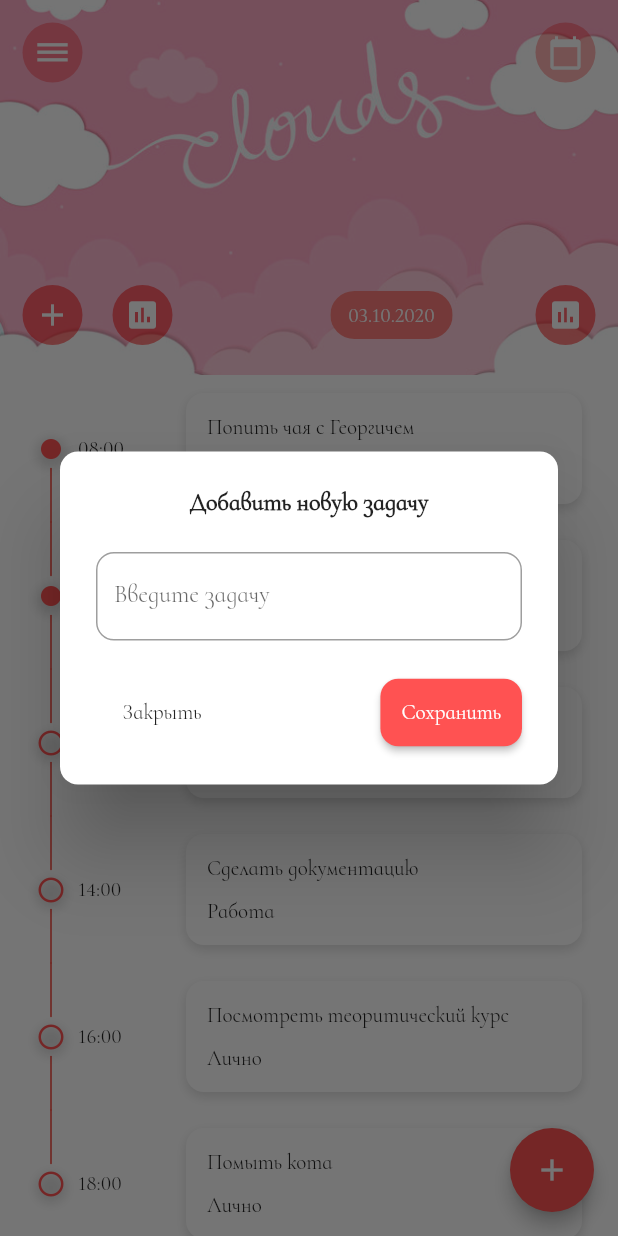
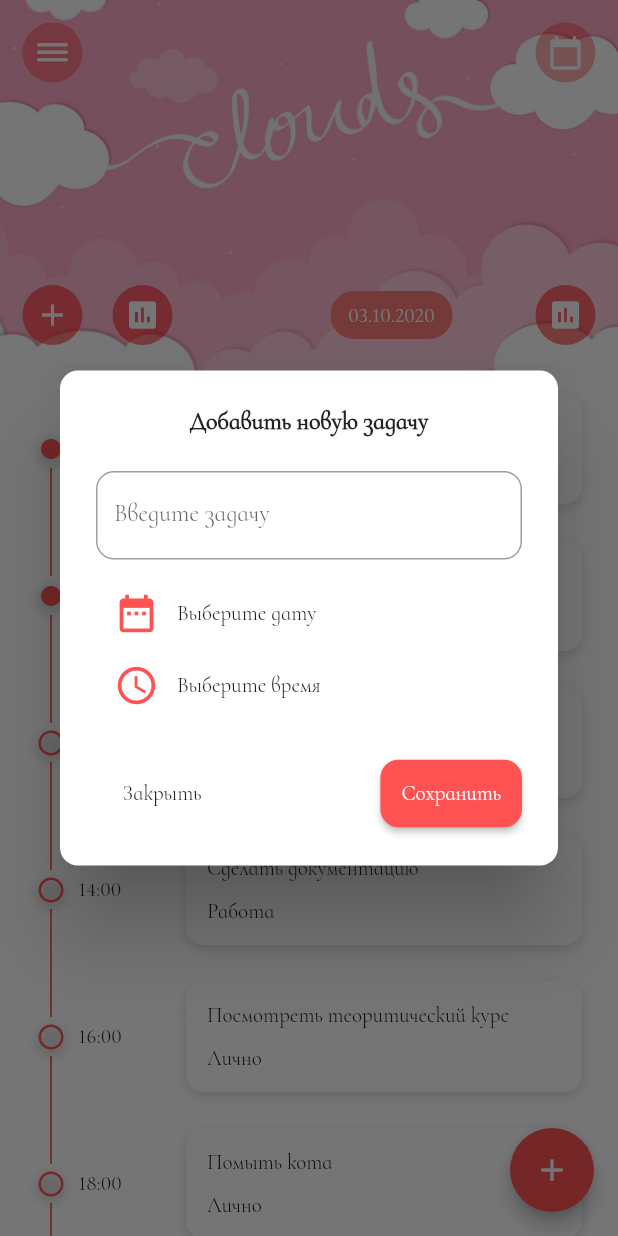
Before and after one commit to 88srzh/TODO_list, a Flutter app: the screen it shows after launch, after a tap on the "add" icon, on a phone screen of 412 x 824 dp. Run offline on Flutter 3.47's test engine with Material 2 defaults, Android fonts, the phone set to English and light mode, and no system bars; missing offline and left inert: flutter_rounded_date_picker.

Commit message:
horizontal list, upgrade task and event pages

```diff
--- a/lib/pages/add_event_page.dart
+++ b/lib/pages/add_event_page.dart
@@ -1,5 +1,7 @@
 import 'package:flutter/material.dart';
 import 'package:todo_list/widgets/custom_button.dart';
+import 'package:todo_list/widgets/custom_date_time_picker.dart';
+import 'package:todo_list/widgets/custom_modal_action_button.dart';
 import 'package:todo_list/widgets/custom_textfield.dart';
 import 'package:flutter_localizations/flutter_localizations.dart';
 import 'package:flutter_rounded_date_picker/rounded_picker.dart';
@@ -34,6 +36,7 @@ class _AddEventPageState extends State<AddEventPage> {
       });
   }
 
+    // ! - Ждем когда пофиксят
   Future _pickTime() async {
     TimeOfDay timepick = await showTimePicker(
       context: context,
@@ -74,56 +77,27 @@ class _AddEventPageState extends State<AddEventPage> {
           SizedBox(
             height: 12,
           ),
-          _dateTimePicker(Icons.date_range, _pickDate, _selectedDate),
-          _dateTimePicker(Icons.access_time, _pickTime, _selectedTime),
+          CustomDateTimePicker(
+            onPressed: _pickDate,
+            icon: Icons.date_range,
+            value: _selectedDate,
+            ),
+          CustomDateTimePicker(
+          onPressed: _pickTime,
+          icon: Icons.access_time,
+          value: _selectedTime,
+            ),
           SizedBox(
             height: 24,
           ),
-          _actionButton(context)
+          CustomModalActionButton(
+            onClose: () {
+                Navigator.of(context).pop();
+              },
+            onSave: () {}
+            ),
         ],
       ),
     );
   }
-
-  Widget _dateTimePicker(IconData icon, VoidCallback onPressed, String value) {
-    return FlatButton(
-          padding: EdgeInsets.zero,
-          onPressed: onPressed,
-          child: Padding(
-            padding: const EdgeInsets.only(left: 12.0),
-            child: Row(
-              children: [
-                Icon(icon,
-                color: Theme.of(context).accentColor,
-                size: 30,),
-                SizedBox(
-                  width: 12,
-                ),
-                Text(
-                  value,
-                style: TextStyle(fontSize: 14),
-                )
-              ],
-            ),
-          ));
-  }
-
-  Widget _actionButton(BuildContext context) {
-    return Row(
-          mainAxisAlignment: MainAxisAlignment.spaceBetween,
-          children: <Widget>[
-            CustomButton(
-              onPressed: () {
-                Navigator.of(context).pop();
-              },
-              buttonText: "Закрыть",
-            ),
-            CustomButton(
-              onPressed: () {},
-              buttonText: "Сохранить",
-              color: Theme.of(context).accentColor,
-              textColor: Colors.white,
-            )
-          ],);
-  }
 }
--- a/lib/pages/add_task_page.dart
+++ b/lib/pages/add_task_page.dart
@@ -1,5 +1,8 @@
 import 'package:flutter/material.dart';
+import 'package:flutter_rounded_date_picker/rounded_picker.dart';
 import 'package:todo_list/widgets/custom_button.dart';
+import 'package:todo_list/widgets/custom_date_time_picker.dart';
+import 'package:todo_list/widgets/custom_modal_action_button.dart';
 import 'package:todo_list/widgets/custom_textfield.dart';
 
 
@@ -11,6 +14,41 @@ class AddTaskPage extends StatefulWidget {
 }
 
 class _AddTaskPageState extends State<AddTaskPage> {
+    String _selectedDate = 'Выберите дату';
+  String _selectedTime = 'Выберите время';
+
+  Future _pickDate() async {
+    DateTime datepick = await showRoundedDatePicker(
+      context: context,
+      initialDate: DateTime.now(),
+      firstDate: DateTime(DateTime.now().year - 1),
+      lastDate: DateTime(DateTime.now().year + 1),
+      borderRadius: 16,
+      theme: ThemeData(
+      primarySwatch: Colors.red,
+      primaryColor: Color.fromRGBO(255, 0, 0, 0.5),
+      accentColor: Colors.redAccent,
+      disabledColor: Colors.blue,
+      accentTextTheme: TextTheme(
+      bodyText2 : TextStyle(color: Colors.black),
+         )));
+      if (datepick != null) setState(() {
+        _selectedDate = datepick.toString();
+      });
+  }
+
+    // ! - Ждем когда пофиксят
+  Future _pickTime() async {
+    TimeOfDay timepick = await showTimePicker(
+      context: context,
+      initialTime: new TimeOfDay.now());
+
+    if (timepick != null) {
+      setState(() {
+        _selectedTime = timepick.toString();
+      });
+    }
+  }
   @override
   Widget build(BuildContext context) {
     return Padding(
@@ -31,30 +69,29 @@ class _AddTaskPageState extends State<AddTaskPage> {
           ),
           CustomTextField(labelText: 'Введите задачу'),
           SizedBox(
+            height: 12,
+          ),
+          CustomDateTimePicker(
+            onPressed: _pickDate,
+            icon: Icons.date_range,
+            value: _selectedDate,
+            ),
+          CustomDateTimePicker(
+          onPressed: _pickTime,
+          icon: Icons.access_time,
+          value: _selectedTime,
+            ),
+          SizedBox(
             height: 24,
           ),
-          _actionButton(context)
+          CustomModalActionButton(
+            onClose: () {
+                Navigator.of(context).pop();
+              },
+            onSave: () {}
+            ),
         ],
       ),
     );
   }
-
-  Widget _actionButton(BuildContext context) {
-    return Row(
-          mainAxisAlignment: MainAxisAlignment.spaceBetween,
-          children: <Widget>[
-            CustomButton(
-              onPressed: () {
-                Navigator.of(context).pop();
-              },
-              buttonText: "Закрыть",
-            ),
-            CustomButton(
-              onPressed: () {},
-              buttonText: "Сохранить",
-              color: Theme.of(context).accentColor,
-              textColor: Colors.white,
-            )
-          ],);
-  }
 }
--- a/lib/pages/event_page.dart
+++ b/lib/pages/event_page.dart
@@ -1,4 +1,5 @@
 import 'package:flutter/material.dart';
+import 'package:todo_list/widgets/custom_icon_decoration.dart';
 
 class EventPage extends StatefulWidget {
   EventPage({Key key}) : super(key: key);
@@ -23,6 +24,8 @@ final List<Event> _eventList = [
   new Event("14:00", "Сделать документацию", "Работа", false),
   new Event("16:00", "Посмотреть теоритический курс", "Лично", false),
   new Event("18:00", "Помыть кота", "Лично", false),
+  new Event("20:00", "Еще чего-нибудь поделать", "Лично", false),
+  new Event("22:00", "Настроить ило", "Работа", false),
 ];
 
 class _EventPageState extends State<EventPage> {
@@ -37,36 +40,18 @@ class _EventPageState extends State<EventPage> {
           padding: const EdgeInsets.only(left: 24.0, right: 24.0),
           child: Row(
             children: <Widget>[
-              Container(
-                  decoration: IconDecoration(
-                      iconSize: iconSize,
-                      lineWidth: 1,
-                      firstData: index == 0 ?? true,
-                      lastData: index == _eventList.length - 1 ?? true),
-                  child: Container(
-                    decoration: BoxDecoration(
-                        borderRadius: BorderRadius.all(Radius.circular(50)),
-                        boxShadow: [
-                          BoxShadow(
-                              offset: Offset(0, 3),
-                              color: Color(0x20000000),
-                              blurRadius: 5)
-                        ]),
-                    child: Icon(
-                      _eventList[index].isFinish
-                          ? Icons.fiber_manual_record
-                          : Icons.radio_button_unchecked,
-                      size: 20,
-                      color: Theme.of(context).accentColor,
+              _lineStyle(context, iconSize, index, _eventList.length, _eventList[index].isFinish),
+              _displayTime(_eventList[index].time),
+              _displayContent(_eventList[index])
+            ],
           ),
-                  )),
-              Container(
-                  width: 80,
-                  child: Padding(
-                    padding: const EdgeInsets.only(left: 8.0),
-                    child: Text(_eventList[index].time),
-                  )),
-              Expanded(
+        );
+      },
+    );
+  }
+
+  Expanded _displayContent(Event event) {
+    return Expanded(
               child: Padding(
                 padding: const EdgeInsets.only(top: 12.0, bottom: 12.0),
                 child: Container(
@@ -84,21 +69,51 @@ class _EventPageState extends State<EventPage> {
                   child: Column(
                     crossAxisAlignment: CrossAxisAlignment.start,
                     children: [
-                        Text(_eventList[index].task),
+                      Text(event.task),
                       SizedBox(
                         height: 12,
                       ),
-                        Text(_eventList[index].desc),
+                      Text(event.desc),
                     ],
                   ),
                 ),
               ),
-              )
-            ],
+            );
+  }
+
+  Container _displayTime(String time) {
+    return Container(
+                width: 80,
+                child: Padding(
+                  padding: const EdgeInsets.only(left: 8.0),
+                  child: Text(time),
+                ));
+  }
+
+  Container _lineStyle(BuildContext context, double iconSize, int index, int listLenght, bool isFinish) {
+    return Container(
+                decoration: CustomIconDecoration(
+                    iconSize: iconSize,
+                    lineWidth: 1,
+                    firstData: index == 0 ?? true,
+                    lastData: index == listLenght - 1 ?? true),
+                child: Container(
+                  decoration: BoxDecoration(
+                      borderRadius: BorderRadius.all(Radius.circular(50)),
+                      boxShadow: [
+                        BoxShadow(
+                            offset: Offset(0, 3),
+                            color: Color(0x20000000),
+                            blurRadius: 5)
+                      ]),
+                  child: Icon(
+                    isFinish
+                        ? Icons.fiber_manual_record
+                        : Icons.radio_button_unchecked,
+                    size: 20,
+                    color: Theme.of(context).accentColor,
                   ),
-        );
-      },
-    );
+                ));
   }
 }
 
--- a/lib/pages/home_page.dart
+++ b/lib/pages/home_page.dart
@@ -1,14 +1,31 @@
 import 'package:flutter/material.dart';
+import 'package:todo_list/pages/add_event_page.dart';
 import 'package:todo_list/pages/add_task_page.dart';
+import 'package:todo_list/pages/task_page.dart';
 // ! remove task_page.dart
 import '../widgets/top_bar.dart';
 import 'event_page.dart';
 
-class HomePage extends StatelessWidget {
-  const HomePage({Key key}) : super(key: key);
+class HomePage extends StatefulWidget {
+
+@override
+  _HomePageState createState() => _HomePageState();
+}
+
+class _HomePageState extends State<HomePage> {
+  PageController _pageController = PageController();
+
+  double currentPage = 0;
+
 
   @override
   Widget build(BuildContext context) {
+    _pageController.addListener(() {
+      setState(() {
+        currentPage = _pageController.page;
+      });
+     });
+
     return Scaffold(
       backgroundColor: Colors.white,
       body: _mainContent(),
@@ -20,7 +37,7 @@ class HomePage extends StatelessWidget {
               context: context,
               builder: (BuildContext context) {
                 return Dialog(
-                  child: AddTaskPage(),
+                  child: currentPage == 0 ? AddTaskPage() : AddEventPage(),
                   shape: RoundedRectangleBorder(
                       borderRadius: BorderRadius.all(Radius.circular(12))),
                 );
@@ -36,7 +53,13 @@ class HomePage extends StatelessWidget {
     return Column(
       children: <Widget>[
         TopBar(),
-        Expanded(child: EventPage()),
+        Expanded(child: PageView(
+          controller: _pageController,
+          children: <Widget>[
+            EventPage(),
+            TaskPage(),
+          ],
+        )),
       ],
     );
   }
--- /dev/null
+++ b/lib/widgets/custom_date_time_picker.dart
@@ -0,0 +1,38 @@
+import 'package:flutter/material.dart';
+
+class CustomDateTimePicker extends StatelessWidget {
+
+  final VoidCallback onPressed;
+  final IconData icon;
+  final String value;
+
+  CustomDateTimePicker({
+    @required this.onPressed,
+    @required this.icon,
+    @required this.value,
+  });
+
+  @override
+  Widget build(BuildContext context) {
+    return FlatButton(
+          padding: EdgeInsets.zero,
+          onPressed: onPressed,
+          child: Padding(
+            padding: const EdgeInsets.only(left: 12.0),
+            child: Row(
+              children: [
+                Icon(icon,
+                color: Theme.of(context).accentColor,
+                size: 30,),
+                SizedBox(
+                  width: 12,
+                ),
+                Text(
+                  value,
+                style: TextStyle(fontSize: 14),
+                )
+              ],
+            ),
+          ));
+  }
+}
--- /dev/null
+++ b/lib/widgets/custom_icon_decoration.dart
@@ -0,0 +1,67 @@
+import 'package:flutter/material.dart';
+
+class CustomIconDecoration extends Decoration {
+  final double iconSize;
+  final double lineWidth;
+  final bool firstData;
+  final bool lastData;
+
+  CustomIconDecoration({
+    @required double iconSize,
+    @required double lineWidth,
+    @required bool firstData,
+    @required bool lastData,
+  })  : this.iconSize = iconSize,
+        this.lineWidth = lineWidth,
+        this.firstData = firstData,
+        this.lastData = lastData;
+
+  @override
+  BoxPainter createBoxPainter([onChanged]) {
+    // TODO: implement createBoxPainter
+    return IconLine(
+      iconSize: iconSize,
+      lineWidth: lineWidth,
+      firstData: firstData,
+      lastData: lastData,
+    );
+  }
+}
+
+class IconLine extends BoxPainter {
+  final double iconSize;
+  final bool firstData;
+  final bool lastData;
+
+  final Paint paintLine;
+
+  IconLine({
+    @required double iconSize,
+    @required double lineWidth,
+    @required bool firstData,
+    @required bool lastData,
+  })  : this.iconSize = iconSize,
+        this.firstData = firstData,
+        this.lastData = lastData,
+        paintLine = Paint()
+          ..color = Colors.red
+          ..strokeCap = StrokeCap.round
+          ..strokeWidth = lineWidth
+          ..style = PaintingStyle.stroke;
+  @override
+  void paint(Canvas canvas, Offset offset, ImageConfiguration configuration) {
+    final leftOffset = Offset((iconSize / 2) + 24, offset.dy);
+    final double iconSpace = iconSize / 1.5;
+
+    final Offset top = configuration.size.topLeft(Offset(leftOffset.dx, 0.0));
+    final Offset centerTop = configuration.size
+        .centerLeft(Offset(leftOffset.dx, leftOffset.dy - iconSpace));
+    final Offset centerBottom = configuration.size
+        .centerLeft(Offset(leftOffset.dx, leftOffset.dy + iconSpace));
+    final Offset end =
+        configuration.size.bottomLeft(Offset(leftOffset.dx, leftOffset.dy * 2));
+
+    if (!firstData) canvas.drawLine(top, centerTop, paintLine);
+    if (!lastData) canvas.drawLine(centerBottom, end, paintLine);
+  }
+}
--- /dev/null
+++ b/lib/widgets/custom_modal_action_button.dart
@@ -0,0 +1,31 @@
+import 'package:flutter/material.dart';
+import 'package:todo_list/widgets/custom_button.dart';
+
+class CustomModalActionButton extends StatelessWidget {
+  final VoidCallback onClose;
+  final VoidCallback onSave;
+
+  CustomModalActionButton({
+    @required this.onClose,
+    @required this.onSave,
+  });
+
+
+  @override
+  Widget build(BuildContext context) {
+    return Row(
+          mainAxisAlignment: MainAxisAlignment.spaceBetween,
+          children: <Widget>[
+            CustomButton(
+              onPressed: onClose,
+              buttonText: "Закрыть",
+            ),
+            CustomButton(
+              onPressed: onSave,
+              buttonText: "Сохранить",
+              color: Theme.of(context).accentColor,
+              textColor: Colors.white,
+            )
+          ],);
+  }
+}
--- a/pubspec.yaml
+++ b/pubspec.yaml
@@ -25,7 +25,7 @@ dependencies:
     sdk: flutter
   flutter_localizations:
     sdk: flutter
-  flutter_rounded_date_picker: 1.0.0
+  flutter_rounded_date_picker: 1.0.5
 
 
   # The following adds the Cupertino Icons font to your application.
```
Also changed, not shown: pubspec.lock. Lines whose indentation alone changed are shown as unchanged.
